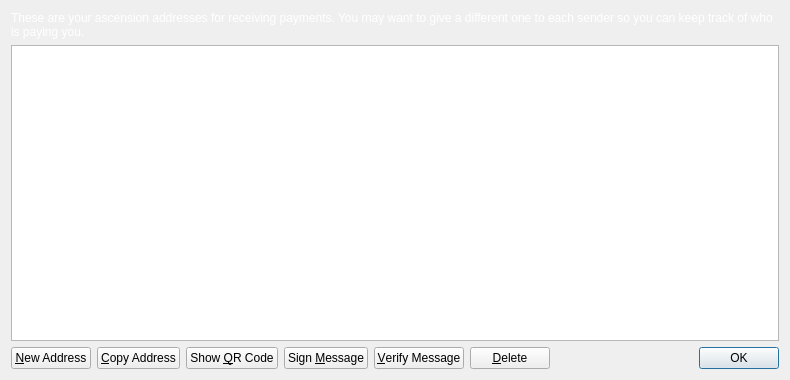
First picture: the form in src/qt/forms/addressbookpage.ui, repository ascensioncoin/AscensionCoin, before the edit.
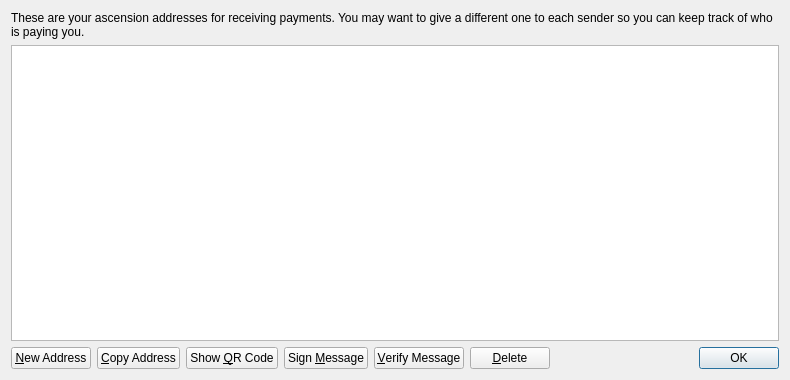
Second picture: the form after the edit. Icons and pictures are not drawn.

The edit to the form file:
```diff
--- a/src/qt/forms/addressbookpage.ui
+++ b/src/qt/forms/addressbookpage.ui
@@ -10,265 +10,9 @@
     <height>380</height>
    </rect>
   </property>
-  <property name="palette">
-   <palette>
-    <active>
-     <colorrole role="WindowText">
-      <brush brushstyle="SolidPattern">
-       <color alpha="255">
-        <red>255</red>
-        <green>255</green>
-        <blue>255</blue>
-       </color>
-      </brush>
-     </colorrole>
-    </active>
-    <inactive>
-     <colorrole role="WindowText">
-      <brush brushstyle="SolidPattern">
-       <color alpha="255">
-        <red>255</red>
-        <green>255</green>
-        <blue>255</blue>
-       </color>
-      </brush>
-     </colorrole>
-    </inactive>
-    <disabled>
-     <colorrole role="WindowText">
-      <brush brushstyle="SolidPattern">
-       <color alpha="255">
-        <red>120</red>
-        <green>120</green>
-        <blue>120</blue>
-       </color>
-      </brush>
-     </colorrole>
-    </disabled>
-   </palette>
-  </property>
   <property name="windowTitle">
    <string>Address Book</string>
   </property>
-  <property name="styleSheet">
-   <string notr="true">QProgressBar {
-        background-color: #333333;
-        border-radius: 6px;
-        text-align: center;
-        color: white;
-}
-
-QProgressBar::chunk {
-        background: QLinearGradient(x1: 0, y1: 0, x2: 1, y2: 0, stop: 0 #AEC6CF, stop: 1 #AEC6FF);
-        border-radius: 6px; margin: 0px;
-}
-
-QScrollArea {
-        border-radius: 6px;
-        border-width: 0;
-        border-style: none;
-        padding: 8px;
-        background-color: #111;
-        color: white;
-}
-
-QSpinBox {
-        border-radius: 4px;
-        border-width: 0;
-        border-style: none;
-        padding: 8px;
-        background-color: #111;
-        color: white;
-}
-
-QVBoxLayout {
-        border-radius: 6px;
-        border-width: 0;
-        border-style: none;
-        padding: 8px;
-        background-color: #111;
-        color: white;
-}
-
-QDialog, QMainWindow, QFrame {
-        color: white;
-        background-color: #333333;
-        border: none;
-}
-
-QMenu {
-        background-color: #333333; color: white;
-}
-
-QLabel {
-        background-color: transparent;
-}
-
-QCheckBox {
-        border-radius: 2px;
-        border-width: 0;
-        border-style: none;
-        padding: 3px;
-        background-color: #111;
-        color: white;
-}
-
-QFrame#central { background-color: #333333; border: none }
-QFrame#frame, QFrame#frame_2, QFrame#frame_3 {
-        background-color: #333333;
-        border-style: plain;
-        border-width: 20px;
-        border-radius: 15px;
-        border-color: #111;
-        min-width: 10em;
-        padding: 6px;
-}
-QLabel[openExternalLinks=true], QHeaderView { color: #aaaaaa }
-QLabel[openExternalLinks=false] { color: white; font-weight: normal }
-QPushButton, QToolButton {
-        border: 4px solid #111;
-        border-radius: 7px;
-        background-color: #111;
-        color: white;
-        padding: 6px;
-        margin: 6px;
-}
-QPushButton:pressed, QToolButton:checked {
-        color: #AEC6CF;
-}
-QPushButton:pressed, QToolButton:pressed {
-        border-color: #AEC6DF;
-        color: #AEC6DF;
-}
-QPushButton:disabled, QToolButton:disabled {
-        color: #444;
-        background-color: #222;
-}
-
-
-#scrollAreaWidgetContents QToolButton {
-        border-radius: 8px;
-        border-width: 0px;
-}
-
-/* the background-color is overridden to transparent for mac os x
-   due to the entire toolbar area not being drawable in a regular
-   QMainWindow
-*/
-QToolBar { background: #333333; border: 0px solid black; padding: 3px; }
-
-QToolBar::handle { image: url(handle.png); }
-QStatusBar { background: #333333; }
-QMenuBar { background: #333333; }
-QMenuBar::item { background: #333333; color: white; }
-
-#scrollAreaWidgetContents { background: #222 }
-#scrollAreaWidgetContents &gt; QFrame { background-color: #222; border-width: 0px; border-style: none; }
-
-QLineEdit {
-        border-radius: 6px;
-        border-width: 2px;
-        border-color: #222;
-        padding: 8px;
-        background-color: #111;
-        color: white;
-}
-
-QComboBox {
-        border-radius: 6px;
-        border-width: 0;
-        border-style: none;
-        padding: 8px;
-        background-color: #111;
-        color: white;
-}
-
-QComboBox::drop-down {
-        border-width: 0;
-        border-style: none;
-        background-color: #111;
-        color: white;
-}
-
-QTableView {
-        background: #111;
-        color: white;
-        border-style: none;
-        selection-background-color: #aaaaaa;
-    alternate-background-color: #222;
-        selection-color: #111;
-        border: 0px solid black;
-}
-
-QHeaderView { color: #aaaaaa; background-color: #111; background-image: none; }
-QHeaderView::section { color: #aaaaaa; background-color: #222; }
-QHeaderView::section:checked { background-color: #111; }
-
-QTabWidget {
-        background: #111;
-}
-
- QTabWidget::pane {
-     border-top: 2px solid #111;
-     border: 4px solid #111;
-     border-bottom-left-radius: 8px;
-     border-bottom-right-radius: 8px;
-     border-top-right-radius: 8px;
-        background: #111;
- }
-
- QTabWidget::tab-bar {
-     left: 5px; /* move to the right by 5px */
- }
-
- /* Style the tab using the tab sub-control. Note that
-     it reads QTabBar _not_ QTabWidget */
- QTabBar::tab {
-     background: #111;
-     border: 4px solid #222;
-     border-bottom-color: #111; /* same as the pane color */
-     border-top-left-radius: 4px;
-     border-top-right-radius: 4px;
-     min-width: 8ex;
-     padding: 4px;
-     color: #888;
- }
-
- QTabBar::tab:selected, QTabBar::tab:hover {
-     color: #aaaaaa
- }
-
- QTabBar::tab:selected {
-     border-color: #111; /* same as pane color */
-     border-top-color: #aaaaaa;
- }
-
- QTabBar::tab:!selected {
-     margin-top: 2px; /* make non-selected tabs look smaller */
- }
-
- /* make use of negative margins for overlapping tabs */
- QTabBar::tab:selected {
-     /* expand/overlap to the left and right by 4px */
-     margin-left: -4px;
-     margin-right: -4px;
- }
-
- QTabBar::tab:first:selected {
-     margin-left: 0; /* the first selected tab has nothing to overlap with on the left */
- }
-
- QTabBar::tab:last:selected {
-     margin-right: 0; /* the last selected tab has nothing to overlap with on the right */
- }
-
- QTabBar::tab:only-one {
-     margin: 0; /* if there is only one tab, we don't want overlapping margins */
- }
-
-
-</string>
-  </property>
   <layout class="QVBoxLayout" name="verticalLayout">
    <item>
     <widget class="QLabel" name="labelExplanation">
```
